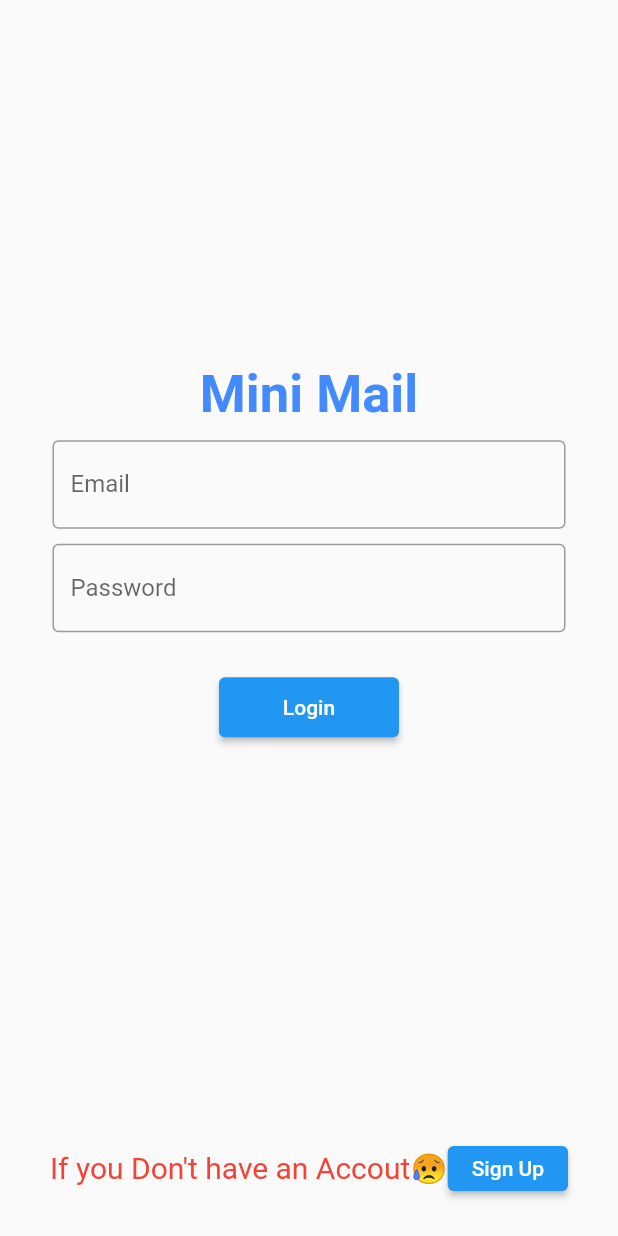
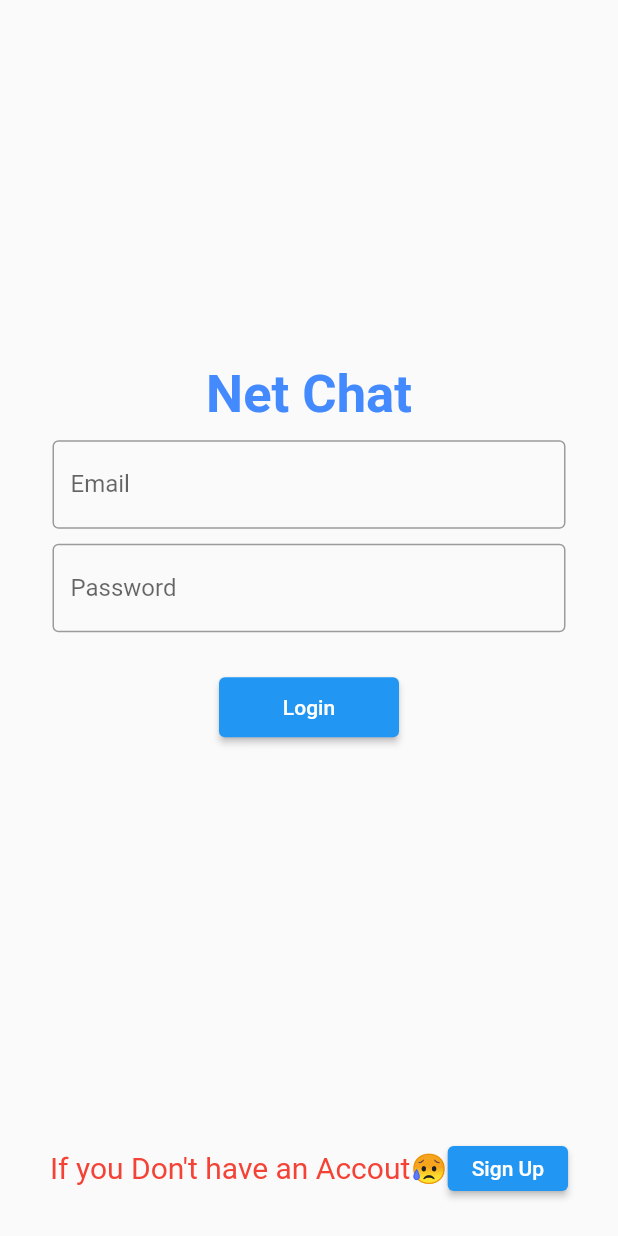
Before and after one commit to ExplorerPriyam/NetChat, a Flutter app: the screen it shows after launch, on a phone screen of 412 x 824 dp. Run offline on Flutter 3.47's test engine with Material 2 defaults, Android fonts, the phone set to English and light mode, and no system bars; our stand-ins replace cloud_firestore, firebase_auth, firebase_core, firebase_storage, image_cropper, image_picker and 1 more; accounts and stored records are empty.

Commit message:
Changes done in 17.07.23

```diff
--- a/lib/LoggedinSpalash.dart
+++ b/lib/LoggedinSpalash.dart
@@ -38,7 +38,7 @@ class _SpalashLoggedInState extends State<SpalashLoggedIn> {
             children: [
               LottieBuilder.asset('assets/lottie.json'),
               Text(
-                'Mini Mail',
+                'Net Chat',
                 style: TextStyle(fontSize: 36, fontWeight: FontWeight.bold),
               )
             ],
--- a/lib/screens/Homepage.dart
+++ b/lib/screens/Homepage.dart
@@ -30,7 +30,7 @@ class _HomepageState extends State<Homepage> {
     return Scaffold(
       appBar: AppBar(
         backgroundColor: Color.fromARGB(255, 255, 198, 76),
-        title: Text('Mini Mail'),
+        title: Text('Net Chat'),
         centerTitle: true,
         automaticallyImplyLeading: false,
         leading: LottieBuilder.network(
--- a/lib/screens/Login.dart
+++ b/lib/screens/Login.dart
@@ -53,7 +53,7 @@ class _LoginState extends State<Login> {
           child: SingleChildScrollView(
             child: Column(children: [
               Text(
-                'Mini Mail',
+                'Net Chat',
                 style: TextStyle(
                     color: Colors.blueAccent,
                     fontSize: 35,
--- a/lib/screens/Signup.dart
+++ b/lib/screens/Signup.dart
@@ -92,7 +92,7 @@ class _SignupState extends State<Signup> {
           child: SingleChildScrollView(
             child: Column(children: [
               Text(
-                'Mini Mail',
+                'Net Chat',
                 style: TextStyle(
                     color: Colors.blueAccent,
                     fontSize: 35,
--- a/lib/screens/splashscreen.dart
+++ b/lib/screens/splashscreen.dart
@@ -35,7 +35,7 @@ class _SplashscreenState extends State<Splashscreen> {
             children: [
               LottieBuilder.asset('assets/lottie.json'),
               Text(
-                'Mini Mail',
+                'Net Chat',
                 style: TextStyle(fontSize: 36, fontWeight: FontWeight.bold),
               )
             ],
```
Also changed, not shown: pubspec.yaml (+5 -6 lines), pubspec.lock, 8 other files.
